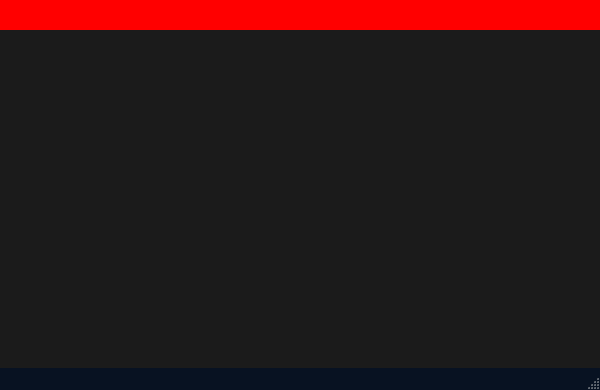
Above: Teachers/Misc/Templates/remote_desktop.ui from ZVDCM/Horace before the change. Below: the same form after it.
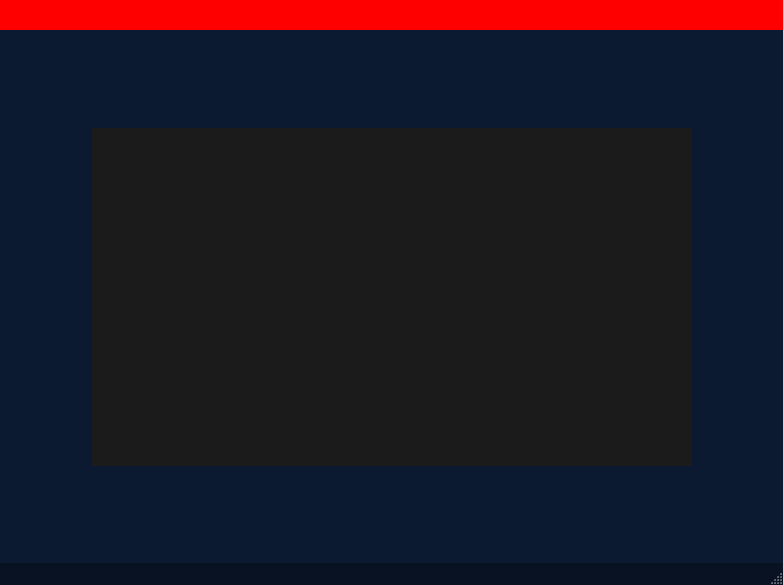
That is the form after the change.

Diff of the .ui file:
```diff
--- a/Teachers/Misc/Templates/remote_desktop.ui
+++ b/Teachers/Misc/Templates/remote_desktop.ui
@@ -6,8 +6,8 @@
    <rect>
     <x>0</x>
     <y>0</y>
-    <width>600</width>
-    <height>388</height>
+    <width>783</width>
+    <height>585</height>
    </rect>
   </property>
   <widget class="QWidget" name="centralwidget">
```
